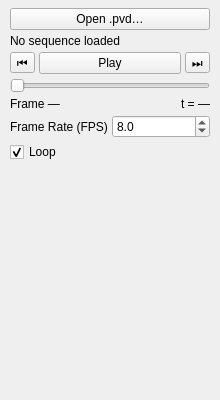
The window that src/ui/animation_page.ui (thermeng/SciRender) describes before a commit, drawn with Qt 5.
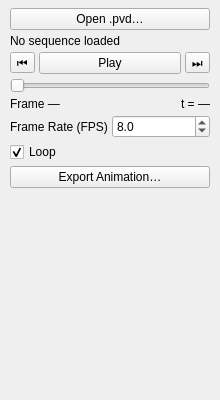
The same window after the commit.

Commit message: feat: export animation to .avi + image set

```diff
--- a/src/ui/animation_page.ui
+++ b/src/ui/animation_page.ui
@@ -154,6 +154,16 @@
      </property>
     </widget>
    </item>
+   <item>
+    <widget class="QPushButton" name="exportBtn">
+     <property name="text">
+      <string>Export Animation…</string>
+     </property>
+     <property name="toolTip">
+      <string>Render the loaded sequence to an AVI video or PNG frames</string>
+     </property>
+    </widget>
+   </item>
    <item>
     <widget class="QLabel" name="statusLabel">
      <property name="text">
```
The commit also changes 15 other files.
